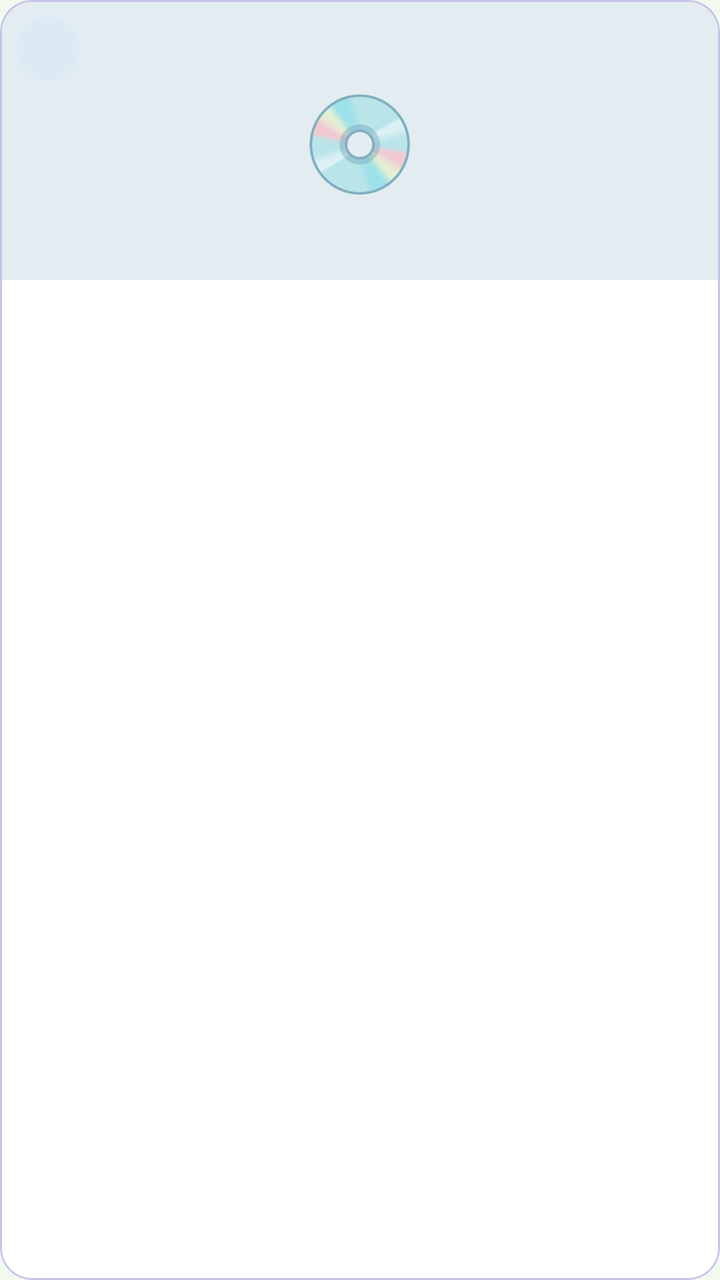
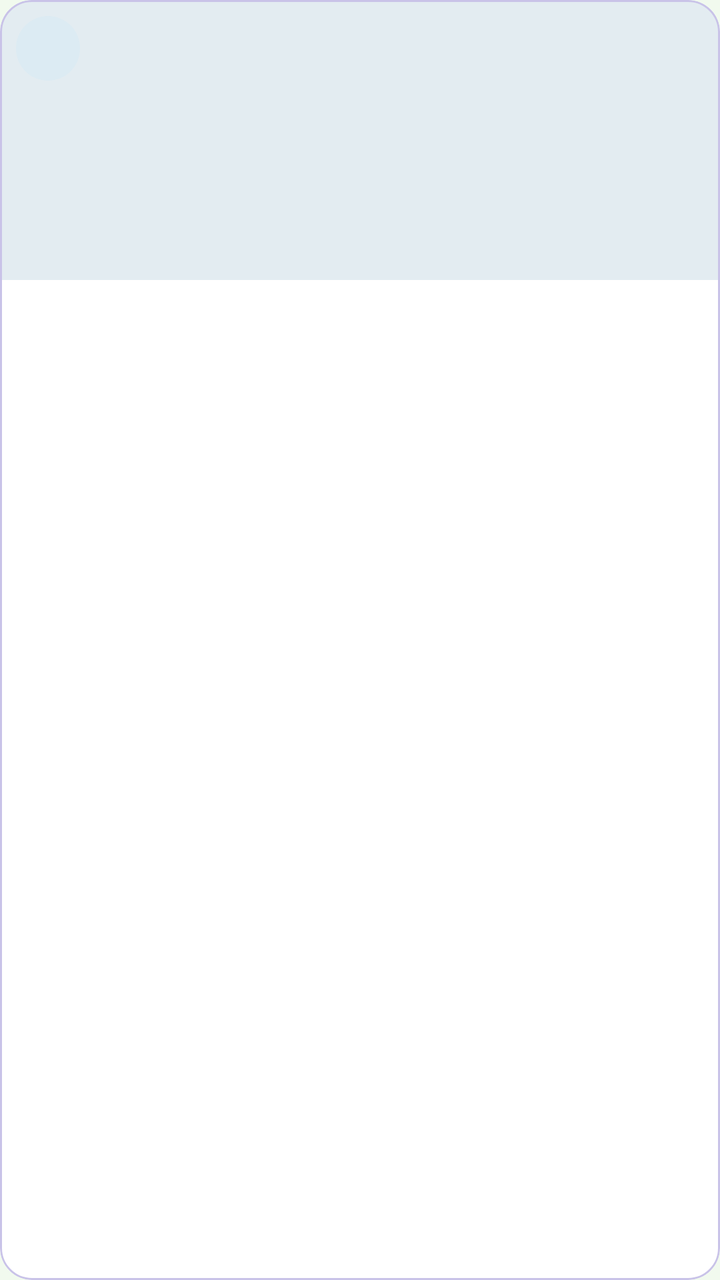

Screens rendered from an Android XML layout before and after an edit, with the pre-edit source and the edit as a unified diff.
<!-- AndroidManifest.xml: application theme Theme.VinylCDVault -->
<!-- res/layout/item_product.xml -->
<?xml version="1.0" encoding="utf-8"?>
<com.google.android.material.card.MaterialCardView
    xmlns:android="http://schemas.android.com/apk/res/android"
    xmlns:app="http://schemas.android.com/apk/res-auto"
    style="@style/Widget.Material3.CardView.Outlined"
    android:layout_width="match_parent"
    android:layout_height="wrap_content"
    android:layout_margin="@dimen/spacing_small"
    app:cardBackgroundColor="@color/card_bg"
    app:cardCornerRadius="@dimen/corner_radius"
    app:strokeColor="@color/input_stroke">

    <LinearLayout
        android:layout_width="match_parent"
        android:layout_height="wrap_content"
        android:orientation="vertical">

        <FrameLayout
            android:layout_width="match_parent"
            android:layout_height="@dimen/cover_height"
            android:background="@drawable/bg_cover">

            <TextView
                android:layout_width="wrap_content"
                android:layout_height="wrap_content"
                android:layout_gravity="center"
                android:text="💿"
                android:textSize="48sp" />

            <TextView
                android:id="@+id/tvFormat"
                style="@style/App.Chip"
                android:layout_width="wrap_content"
                android:layout_height="wrap_content"
                android:layout_margin="@dimen/spacing_small" />
        </FrameLayout>

        <LinearLayout
            android:layout_width="match_parent"
            android:layout_height="wrap_content"
            android:orientation="vertical"
            android:padding="@dimen/spacing_medium">

            <TextView
                android:id="@+id/tvTitle"
                style="@style/App.Text.Subtitle"
                android:layout_width="match_parent"
                android:layout_height="wrap_content"
                android:ellipsize="end"
                android:maxLines="1" />

            <TextView
                android:id="@+id/tvArtist"
                style="@style/App.Text.Body"
                android:layout_width="match_parent"
                android:layout_height="wrap_content"
                android:ellipsize="end"
                android:maxLines="1" />

            <TextView
                android:id="@+id/tvPrice"
                style="@style/App.Text.Price"
                android:layout_width="wrap_content"
                android:layout_height="wrap_content"
                android:layout_marginTop="@dimen/spacing_small" />
        </LinearLayout>
    </LinearLayout>
</com.google.android.material.card.MaterialCardView>
<!-- resources referenced by this layout -->
<resources>
  <color name="card_bg" type="color">#FFFFFF</color>
  <color name="input_stroke" type="color">#C9C3E8</color>
  <dimen name="corner_radius">16dp</dimen>
  <dimen name="cover_height">140dp</dimen>
  <dimen name="spacing_medium">16dp</dimen>
  <dimen name="spacing_small">8dp</dimen>
  <!-- drawable bg_cover (drawable) -->
  <?xml version="1.0" encoding="utf-8"?>
  <shape xmlns:android="http://schemas.android.com/apk/res/android" android:shape="rectangle">
      <solid android:color="@color/surface_muted" />
  </shape>
  <style name="App.Chip">
          <item name="android:background">@drawable/bg_chip</item>
          <item name="android:paddingStart">@dimen/spacing_medium</item>
          <item name="android:paddingEnd">@dimen/spacing_medium</item>
          <item name="android:paddingTop">@dimen/spacing_small</item>
          <item name="android:paddingBottom">@dimen/spacing_small</item>
          <item name="android:textColor">@color/text_dark</item>
          <item name="android:textSize">@dimen/text_small</item>
          <item name="android:textStyle">bold</item>
      </style>
  <style name="App.Text.Body">
          <item name="android:textSize">@dimen/text_body</item>
          <item name="android:textColor">@color/text_secondary</item>
      </style>
  <style name="App.Text.Price">
          <item name="android:textSize">@dimen/text_subtitle</item>
          <item name="android:textColor">@color/accent_dark</item>
          <item name="android:textStyle">bold</item>
      </style>
  <style name="App.Text.Subtitle">
          <item name="android:textSize">@dimen/text_subtitle</item>
          <item name="android:textColor">@color/text_dark</item>
          <item name="android:textStyle">bold</item>
      </style>
  <style name="Theme.VinylCDVault" parent="Theme.Material3.Light.NoActionBar">
          <item name="colorPrimary">@color/primary</item>
          <item name="colorOnPrimary">@color/white</item>
          <item name="colorSecondary">@color/accent</item>
          <item name="colorSecondaryContainer">@color/chip_bg</item>
          <item name="colorOnSecondaryContainer">@color/primary</item>
          <item name="colorOnSurfaceVariant">@color/text_secondary</item>
          <item name="android:windowBackground">@color/background_light</item>
          <item name="android:statusBarColor">@color/primary_dark</item>
      </style>
  <color name="surface_muted">#E3ECF1</color>
  <!-- drawable bg_chip (drawable) -->
  <?xml version="1.0" encoding="utf-8"?>
  <shape xmlns:android="http://schemas.android.com/apk/res/android"
      android:shape="rectangle">
      <solid android:color="@color/chip_bg" />
      <corners android:radius="50dp" />
  </shape>
  <color name="text_dark" type="color">#1D3557</color>
  <dimen name="text_small">12sp</dimen>
  <dimen name="text_body">16sp</dimen>
  <color name="text_secondary">#6B6785</color>
  <dimen name="text_subtitle">18sp</dimen>
  <color name="accent_dark">#C1121F</color>
  <color name="primary">#5B3FD1</color>
  <color name="white">#FFFFFF</color>
  <color name="accent">#E63946</color>
  <color name="chip_bg">#DCEBF3</color>
  <color name="background_light" type="color">#F1FAEE</color>
  <color name="primary_dark" type="color">#121212</color>
</resources>

<!-- the commit's change to res/layout/item_product.xml (unified diff, before → after) -->
@@ -20,12 +20,12 @@
             android:layout_height="@dimen/cover_height"
             android:background="@drawable/bg_cover">
 
-            <TextView
-                android:layout_width="wrap_content"
-                android:layout_height="wrap_content"
-                android:layout_gravity="center"
-                android:text="💿"
-                android:textSize="48sp" />
+            <ImageView
+                android:id="@+id/ivCover"
+                android:layout_width="match_parent"
+                android:layout_height="match_parent"
+                android:scaleType="centerCrop"
+                android:contentDescription="@string/app_name" />
 
             <TextView
                 android:id="@+id/tvFormat"
<!-- resource entries referenced after the edit -->
@@ -11,6 +11,7 @@
   <shape xmlns:android="http://schemas.android.com/apk/res/android" android:shape="rectangle">
       <solid android:color="@color/surface_muted" />
   </shape>
+  <string name="app_name">Vinyl Vault</string>
   <style name="App.Chip">
           <item name="android:background">@drawable/bg_chip</item>
           <item name="android:paddingStart">@dimen/spacing_medium</item>
